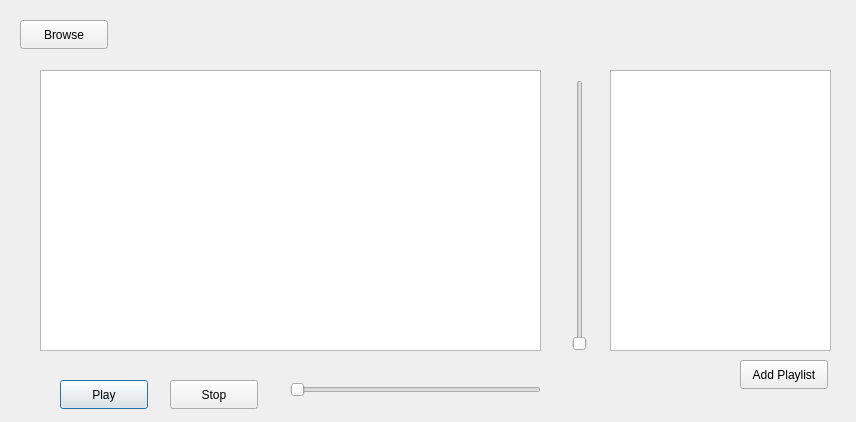
Before: the Qt Designer form gui/frontend.ui in sticken88/music-player, drawn with Qt 5.
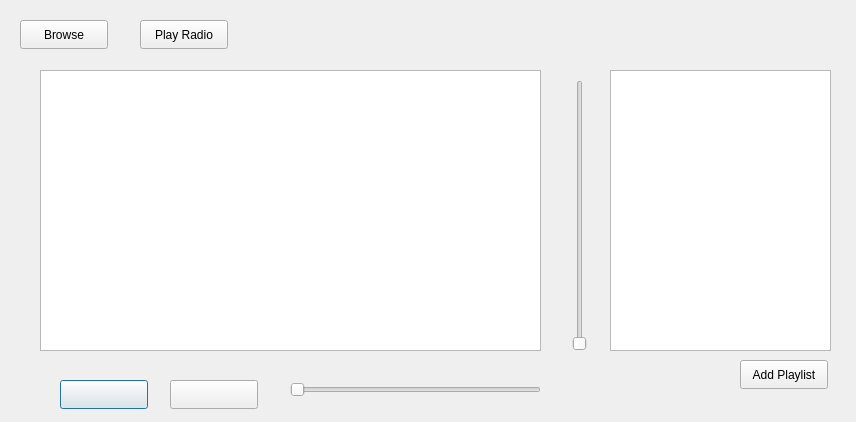
After: the same form once the commit is applied. Icons and pictures are not drawn.

Commit message: Removed text from play/stop buttons

What changed in the file:
```diff
--- a/gui/frontend.ui
+++ b/gui/frontend.ui
@@ -23,7 +23,11 @@
     </rect>
    </property>
    <property name="text">
-    <string>Play</string>
+    <string/>
+   </property>
+   <property name="icon">
+    <iconset>
+     <normaloff>../icons/play.png</normaloff>../icons/play.png</iconset>
    </property>
   </widget>
   <widget class="QPushButton" name="stopButton">
@@ -36,7 +40,11 @@
     </rect>
    </property>
    <property name="text">
-    <string>Stop</string>
+    <string/>
+   </property>
+   <property name="icon">
+    <iconset>
+     <normaloff>../icons/stop.png</normaloff>../icons/stop.png</iconset>
    </property>
   </widget>
   <widget class="QPushButton" name="browseButton">
@@ -111,6 +119,19 @@
     <string>Add Playlist</string>
    </property>
   </widget>
+  <widget class="QPushButton" name="radioButton">
+   <property name="geometry">
+    <rect>
+     <x>140</x>
+     <y>20</y>
+     <width>88</width>
+     <height>29</height>
+    </rect>
+   </property>
+   <property name="text">
+    <string>Play Radio</string>
+   </property>
+  </widget>
  </widget>
  <resources/>
  <connections/>
```
The commit also changes 1 other file.
